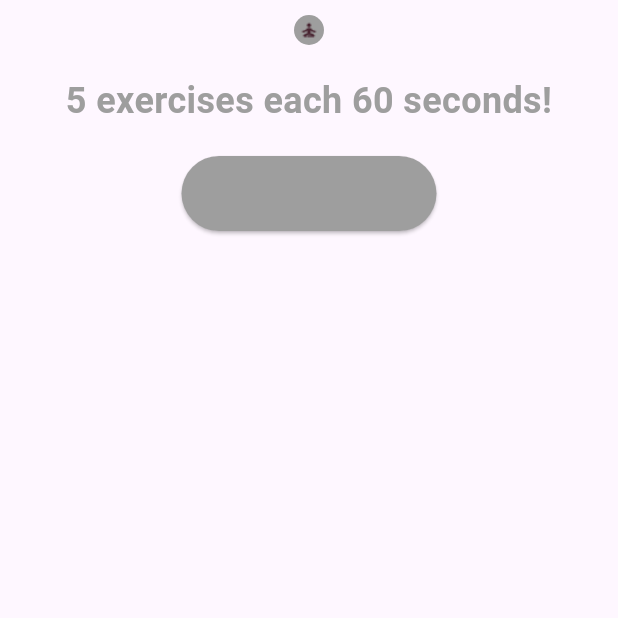
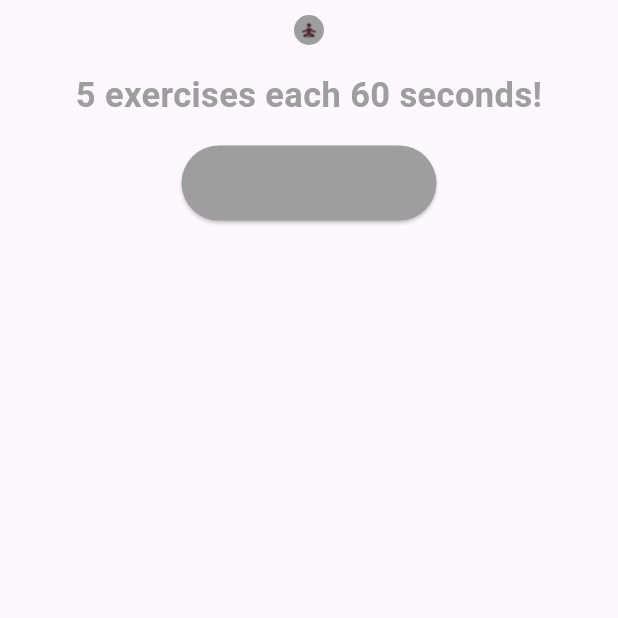
Before and after one commit to inagege/eis, a Flutter app: the YogaScreens screen opened directly with empty values, on a phone screen of 412 x 824 dp, the top half of it. Run offline on Flutter 3.47's test engine with Material 3 defaults, Android fonts, the phone set to English and light mode, and no system bars; our stand-ins replace shared_preferences; missing offline and left inert: is_first_run; accounts and stored records are empty.

Commit message:
Sizes yoga coffee changed

```diff
--- a/lib/Screens/yogascreens.dart
+++ b/lib/Screens/yogascreens.dart
@@ -108,6 +108,8 @@ class _YogaScreensState extends State<YogaScreens> {
 
   @override
   Widget build(BuildContext context) {
+    bool hasDescription = screens[currentIndex]['description'] != null;
+
     return Scaffold(
       body: Center(
         child: Column(
@@ -138,21 +140,25 @@ class _YogaScreensState extends State<YogaScreens> {
                 width: screens[currentIndex]['imageWidth'],
                 height: screens[currentIndex]['imageHeight'],
               ),
-            SizedBox(height: 20),
+            if (hasDescription)
+              SizedBox(height: 10), // Adjust spacing if image is shown
+            SizedBox(height: 07),
             Padding(
               padding: const EdgeInsets.symmetric(horizontal: 16.0),
               child: screens[currentIndex].containsKey('description') ?
               Text(
                 screens[currentIndex]['description'],
                 style: TextStyle(
-                  fontSize: 24,
+                  fontSize: 23,
                   color: widget.isDarkMode ? widget.buttonColor : widget.buttonTextColor,
                   fontWeight: FontWeight.bold,
                 ),
                 textAlign: TextAlign.center,
               ) : Container(),
             ),
-            SizedBox(height: 20),
+            if (hasDescription)
+              SizedBox(height: 4),
+            SizedBox(height: 13),
             SizedBox(
               width: 170, // <-- match_parent
               height: 50, // <-- match-parent
```
Also changed, not shown: lib/Screens/CoffeeScreen.dart (+4 -4 lines).
